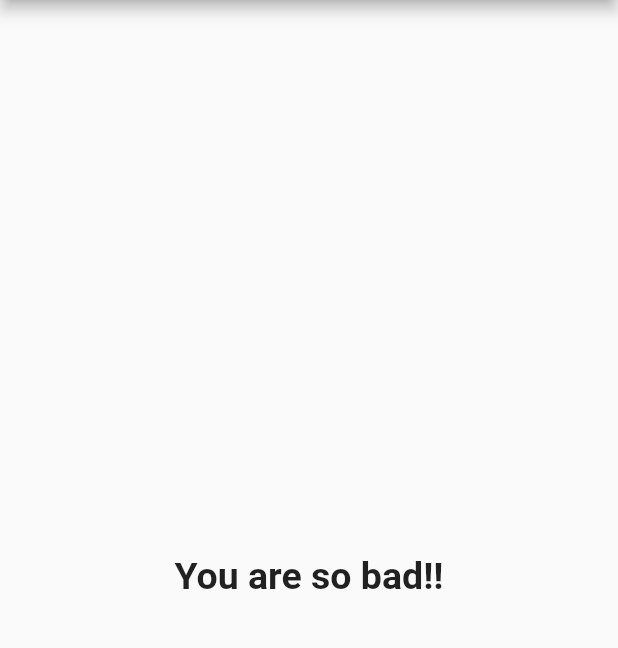
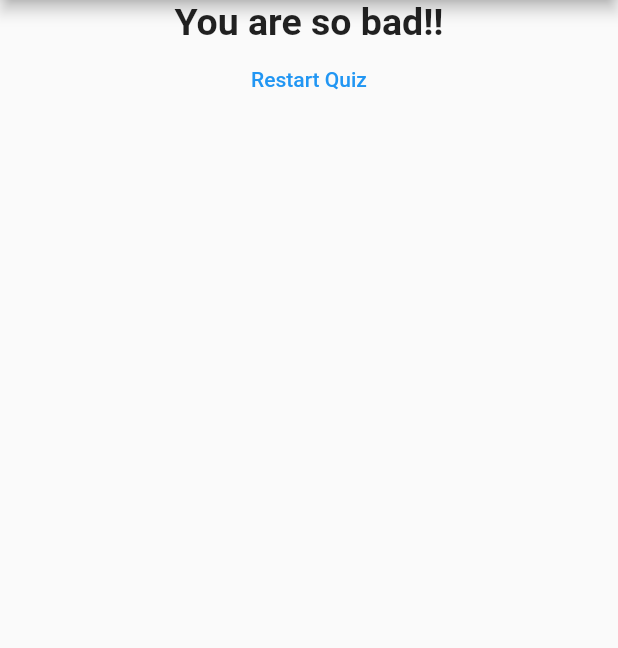
Before and after one commit to rahimsargandang/flutter-first-tutorial, a Flutter app: the screen it shows after launch, after a tap on "Black", after a tap on "cat", after a tap on "UK", on a phone screen of 412 x 824 dp, the part 84-732 px from its top. Run offline on Flutter 3.47's test engine with Material 2 defaults, Android fonts, the phone set to English and light mode, and no system bars.

Commit message:
add 'Restart Quiz' button and update readme

```diff
--- a/lib/main.dart
+++ b/lib/main.dart
@@ -51,6 +51,13 @@ class MyAppState extends State<MyApp> {
   var _questionIndex = 0;
   var _totalScore = 0;
 
+  void _resetQuiz() {
+    setState(() {
+      _questionIndex = 0;
+      _totalScore = 0;
+    });
+  }
+
   void _answerQuestion(int score) {
     _totalScore += score;
 
@@ -79,7 +86,7 @@ class MyAppState extends State<MyApp> {
                 questionIndex: _questionIndex,
                 questions: questions,
               )
-            : Result(_totalScore),
+            : Result(_totalScore, _resetQuiz),
       ),
     );
   }
--- a/lib/result.dart
+++ b/lib/result.dart
@@ -5,13 +5,14 @@ import 'package:flutter/material.dart';
 
 class Result extends StatelessWidget {
   final int resultScore;
+  final Function resetHandler;
 
-  Result(this.resultScore);
+  Result(this.resultScore, this.resetHandler);
 
   String get resultPhrase {
     var resultText;
 
-    if (resultScore <= 8) {
+    if (resultScore <= 10) {
       resultText = 'You are awesome!';
     } else if (resultScore <= 12) {
       resultText = 'Pretty good!';
@@ -27,12 +28,23 @@ class Result extends StatelessWidget {
   @override
   Widget build(BuildContext context) {
     return Center(
-      child: Text(
-        resultPhrase,
-        style: TextStyle(
-          fontSize: 25,
-          fontWeight: FontWeight.bold,
-        ),
+      child: Column(
+        children: [
+          Text(
+            resultPhrase,
+            style: TextStyle(
+              fontSize: 25,
+              fontWeight: FontWeight.bold,
+            ),
+          ),
+          FlatButton(
+            child: Text(
+              'Restart Quiz',
+            ),
+            textColor: Colors.blue,
+            onPressed: resetHandler,
+          ),
+        ],
       ),
     );
   }
```
Also changed, not shown: 1 other file.
